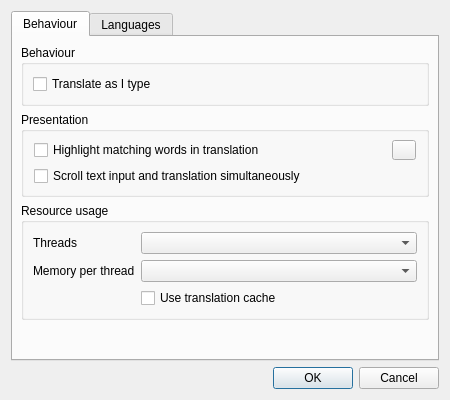
Above: src/TranslatorSettingsDialog.ui from XapaJIaMnu/translateLocally before the change. Below: the same form after it.
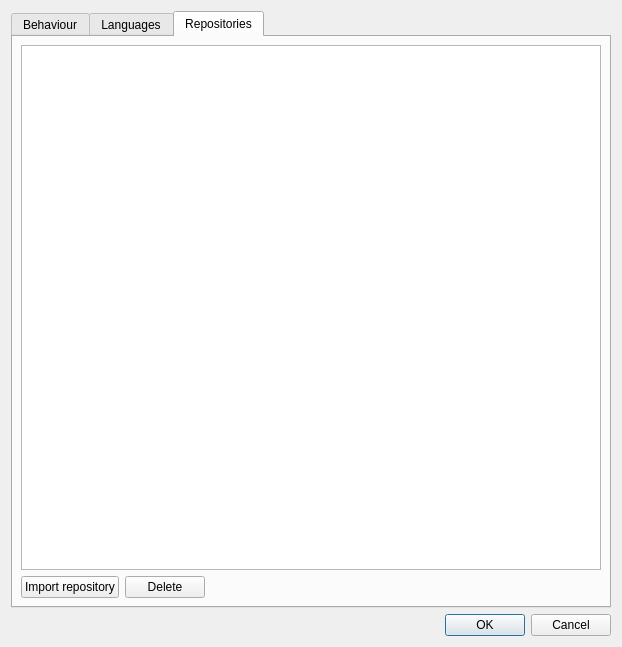
That is the form after the change. Custom widgets are drawn as their Qt base class.

Commit message: On the way to Repositories

```diff
--- a/src/TranslatorSettingsDialog.ui
+++ b/src/TranslatorSettingsDialog.ui
@@ -6,8 +6,8 @@
    <rect>
     <x>0</x>
     <y>0</y>
-    <width>450</width>
-    <height>400</height>
+    <width>622</width>
+    <height>647</height>
    </rect>
   </property>
   <property name="windowTitle">
@@ -17,7 +17,7 @@
    <item>
     <widget class="QTabWidget" name="tabWidget">
      <property name="currentIndex">
-      <number>0</number>
+      <number>2</number>
      </property>
      <widget class="QWidget" name="behaviorTab">
       <attribute name="title">
@@ -235,6 +235,59 @@
        </item>
       </layout>
      </widget>
+     <widget class="QWidget" name="reposTab">
+      <attribute name="title">
+       <string>Repositories</string>
+      </attribute>
+      <layout class="QVBoxLayout" name="verticalLayout_6">
+       <property name="leftMargin">
+        <number>8</number>
+       </property>
+       <property name="topMargin">
+        <number>8</number>
+       </property>
+       <property name="rightMargin">
+        <number>8</number>
+       </property>
+       <property name="bottomMargin">
+        <number>8</number>
+       </property>
+       <item>
+        <widget class="QTableView" name="repoTable"/>
+       </item>
+       <item>
+        <layout class="QHBoxLayout" name="horizontalLayout_3">
+         <item>
+          <widget class="QPushButton" name="importRepo">
+           <property name="text">
+            <string>Import repository</string>
+           </property>
+          </widget>
+         </item>
+         <item>
+          <widget class="QPushButton" name="deleteRepo">
+           <property name="text">
+            <string>Delete</string>
+           </property>
+          </widget>
+         </item>
+         <item>
+          <spacer name="horizontalSpacer_2">
+           <property name="orientation">
+            <enum>Qt::Horizontal</enum>
+           </property>
+           <property name="sizeHint" stdset="0">
+            <size>
+             <width>40</width>
+             <height>20</height>
+            </size>
+           </property>
+          </spacer>
+         </item>
+        </layout>
+       </item>
+      </layout>
+     </widget>
     </widget>
    </item>
    <item>
```
Left out of the diff: 8 changed lines with no effect on the pictures. The commit also changes 9 other files.
